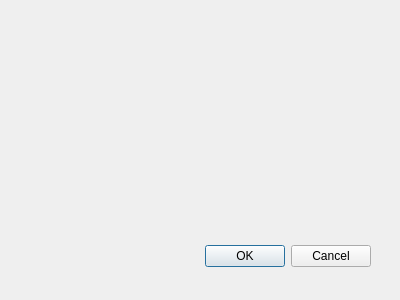
Qt form Plugin/ui/SkipDatabaseWidget.ui (Antidote/SkywardSwordPlugin) before a commit.
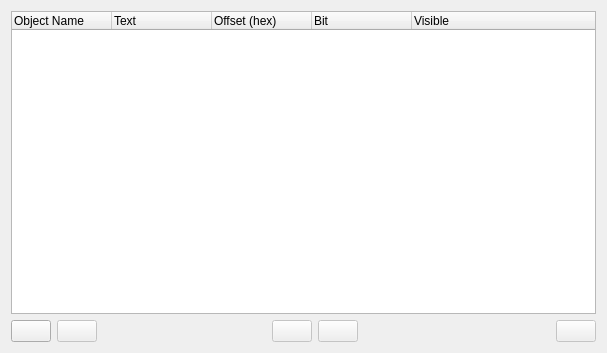
The same form after that commit. Icons and pictures are not drawn.

```diff
--- a/Plugin/ui/SkipDatabaseWidget.ui
+++ b/Plugin/ui/SkipDatabaseWidget.ui
@@ -1,36 +1,160 @@
 <ui version="4.0">
- <author/>
- <comment/>
- <exportmacro/>
- <class>SkipDatabaseDialog</class>
- <widget class="QDialog" name="SkipDatabaseDialog">
+ <class>SkipDatabaseWidget</class>
+ <widget class="QWidget" name="SkipDatabaseWidget">
   <property name="geometry">
    <rect>
     <x>0</x>
     <y>0</y>
-    <width>400</width>
-    <height>300</height>
+    <width>607</width>
+    <height>353</height>
    </rect>
   </property>
   <property name="windowTitle">
    <string>Dialog</string>
   </property>
-  <widget class="QDialogButtonBox" name="buttonBox">
-   <property name="geometry">
-    <rect>
-     <x>30</x>
-     <y>240</y>
-     <width>341</width>
-     <height>32</height>
-    </rect>
-   </property>
-   <property name="orientation">
-    <enum>Qt::Horizontal</enum>
-   </property>
-   <property name="standardButtons">
-    <set>QDialogButtonBox::Cancel|QDialogButtonBox::Ok</set>
-   </property>
-  </widget>
+  <layout class="QGridLayout" name="gridLayout">
+   <item row="2" column="1">
+    <widget class="QPushButton" name="removeItemPushButton">
+     <property name="enabled">
+      <bool>false</bool>
+     </property>
+     <property name="text">
+      <string/>
+     </property>
+     <property name="icon">
+      <iconset theme="list-remove">
+       <normaloff/>
+      </iconset>
+     </property>
+    </widget>
+   </item>
+   <item row="2" column="0">
+    <widget class="QPushButton" name="addItemPushButton">
+     <property name="text">
+      <string/>
+     </property>
+     <property name="icon">
+      <iconset theme="list-add">
+       <normaloff/>
+      </iconset>
+     </property>
+    </widget>
+   </item>
+   <item row="2" column="3">
+    <widget class="QPushButton" name="itemUpPushButton">
+     <property name="enabled">
+      <bool>false</bool>
+     </property>
+     <property name="text">
+      <string/>
+     </property>
+     <property name="icon">
+      <iconset theme="go-up">
+       <normaloff/>
+      </iconset>
+     </property>
+    </widget>
+   </item>
+   <item row="2" column="2">
+    <spacer name="horizontalSpacer">
+     <property name="orientation">
+      <enum>Qt::Horizontal</enum>
+     </property>
+     <property name="sizeHint" stdset="0">
+      <size>
+       <width>40</width>
+       <height>20</height>
+      </size>
+     </property>
+    </spacer>
+   </item>
+   <item row="2" column="4">
+    <widget class="QPushButton" name="itemDownPushButton">
+     <property name="enabled">
+      <bool>false</bool>
+     </property>
+     <property name="text">
+      <string/>
+     </property>
+     <property name="icon">
+      <iconset theme="go-down">
+       <normaloff/>
+      </iconset>
+     </property>
+    </widget>
+   </item>
+   <item row="0" column="0" colspan="11">
+    <widget class="QSplitter" name="splitter">
+     <property name="orientation">
+      <enum>Qt::Vertical</enum>
+     </property>
+     <widget class="QTreeWidget" name="treeWidget">
+      <property name="rootIsDecorated">
+       <bool>false</bool>
+      </property>
+      <property name="itemsExpandable">
+       <bool>false</bool>
+      </property>
+      <property name="expandsOnDoubleClick">
+       <bool>false</bool>
+      </property>
+      <column>
+       <property name="text">
+        <string>Object Name</string>
+       </property>
+      </column>
+      <column>
+       <property name="text">
+        <string>Text</string>
+       </property>
+      </column>
+      <column>
+       <property name="text">
+        <string>Offset (hex)</string>
+       </property>
+      </column>
+      <column>
+       <property name="text">
+        <string>Bit</string>
+       </property>
+      </column>
+      <column>
+       <property name="text">
+        <string>Visible</string>
+       </property>
+      </column>
+     </widget>
+    </widget>
+   </item>
+   <item row="2" column="5">
+    <spacer name="horizontalSpacer_2">
+     <property name="orientation">
+      <enum>Qt::Horizontal</enum>
+     </property>
+     <property name="sizeHint" stdset="0">
+      <size>
+       <width>40</width>
+       <height>20</height>
+      </size>
+     </property>
+    </spacer>
+   </item>
+   <item row="2" column="10">
+    <widget class="QPushButton" name="editItemPushButton">
+     <property name="enabled">
+      <bool>false</bool>
+     </property>
+     <property name="text">
+      <string/>
+     </property>
+     <property name="icon">
+      <iconset theme="edit-select-all">
+       <normaloff/>
+      </iconset>
+     </property>
+    </widget>
+   </item>
+  </layout>
  </widget>
  <pixmapfunction/>
  <resources/>
```
Left out of the diff: 138 changed lines with no effect on the pictures.
